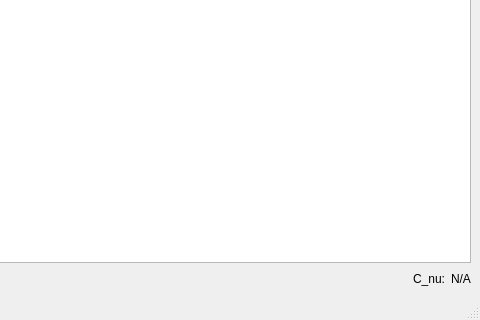
Qt form mainwindow.ui (Lukaviy/TeachingScores) before a commit; both pictures show x 320 to 800 and y 280 to 600 of the 800 by 600 pixel window.
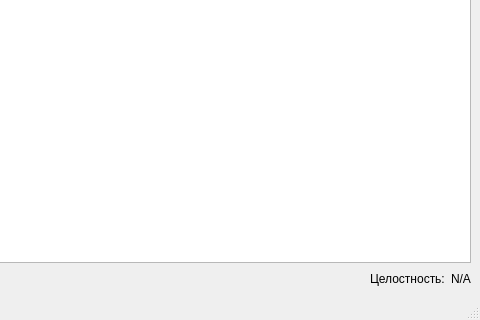
The same form after that commit. Icons and pictures are not drawn.

Commit message: MainWindows: rename C_nu

```diff
--- a/mainwindow.ui
+++ b/mainwindow.ui
@@ -174,7 +174,7 @@
       <item>
        <widget class="QLabel" name="label">
         <property name="text">
-         <string>C_nu:</string>
+         <string>Целостность:</string>
         </property>
        </widget>
       </item>
```
Left out of the diff: 2 changed lines with no effect on the pictures.
